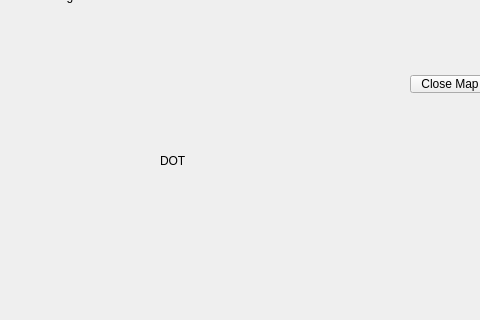
jeancarson/GUIzork, file zork3/guide.ui: the form before one commit; both pictures show x 0 to 480 and y 115 to 435 of the 800 by 600 pixel window.
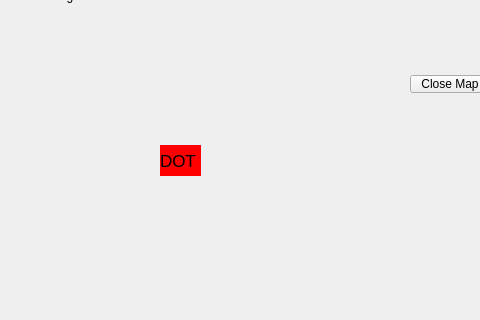
The form after the commit.

Commit message: YOU are HERE functionality added, should be easy to extend later

The edit to the form file:
```diff
--- a/zork3/guide.ui
+++ b/zork3/guide.ui
@@ -36,6 +36,16 @@
       <height>31</height>
      </rect>
     </property>
+    <property name="font">
+     <font>
+      <pointsize>13</pointsize>
+     </font>
+    </property>
+    <property name="styleSheet">
+     <string notr="true">QWidget#DOT {
+    background-color: red;
+}</string>
+    </property>
     <property name="text">
      <string>DOT</string>
     </property>
```
The commit also changes 2 other files.
